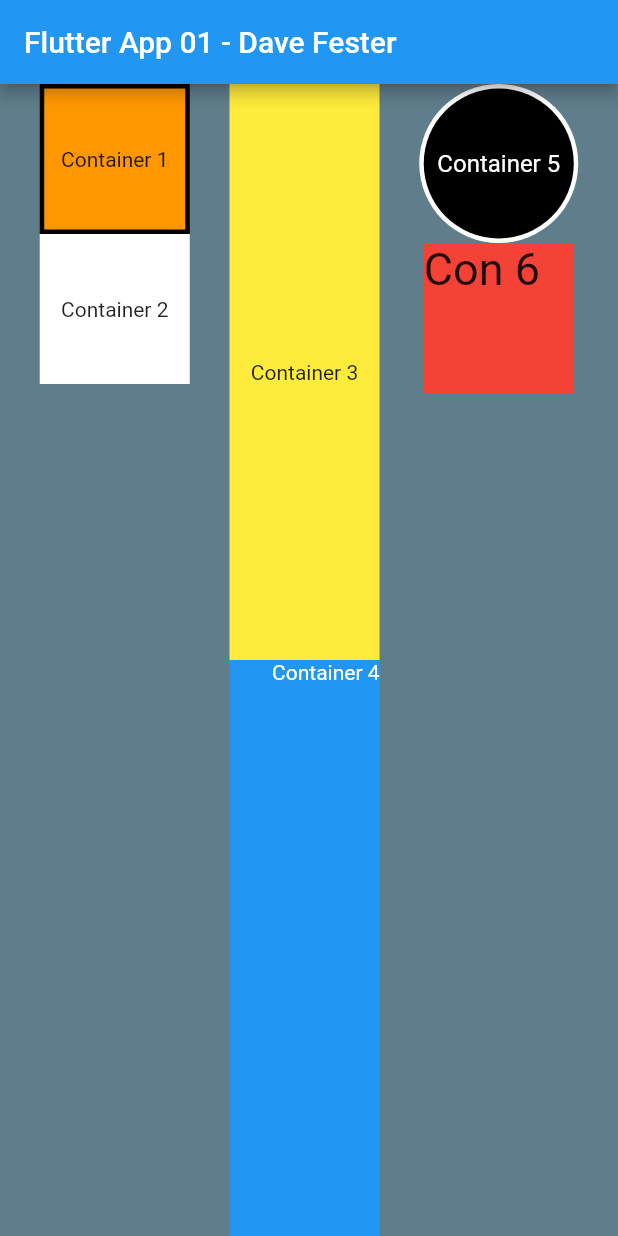
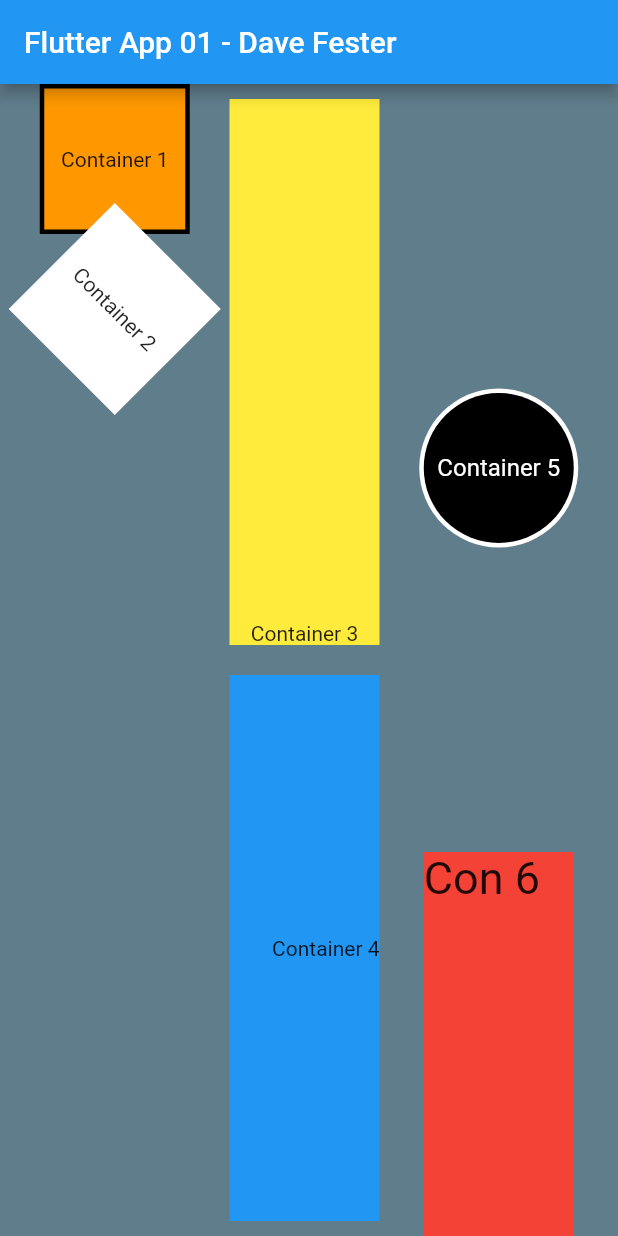
Before and after one commit to davefester/flutterapp01_davefester, a Flutter app: the screen it shows after launch, on a phone screen of 412 x 824 dp. Run offline on Flutter 3.47's test engine with Material 2 defaults, Android fonts, the phone set to English and light mode, and no system bars.

Commit message:
Fixed Text Alignment, Flexed Column3

```diff
--- a/lib/main.dart
+++ b/lib/main.dart
@@ -1,4 +1,5 @@
 import 'package:flutter/material.dart';
+import 'dart:math';
 
 void main() {
   runApp(MyApp());
@@ -8,6 +9,12 @@ class MyApp extends StatelessWidget {
   // This widget is the root of your application.
   @override
   Widget build(BuildContext context) {
+    var text = Text(
+                      "Con 6",
+                      style: TextStyle(
+                        fontSize: 30,
+                      ),
+                    );
     return MaterialApp(
       title: 'Flutter App 01 - Dave Fester',
       theme: ThemeData(
@@ -52,7 +59,9 @@ class MyApp extends StatelessWidget {
                     ) ,
                   ),
                 ),
-                Container(
+                Transform.rotate(
+                  angle: pi/4,
+                  child: Container(
                     height: 100.0,
                     width: 100.0,
                     decoration: BoxDecoration(
@@ -65,43 +74,54 @@ class MyApp extends StatelessWidget {
                         ) ,
                       ),
                     ),
-              ],
+                  ),
+                ]
               ),
             Column(
               children: <Widget>[
                 Expanded(
-                child: Container(
+                  child: Padding(padding: EdgeInsets.fromLTRB(0, 10, 0, 10),
+                    child:
+                    Container(
                       height: 100.0,
                       width: 100.0,
                       decoration: BoxDecoration(
                         color: Colors.yellow
                       ),
-                  child: Center(
+                      child: Align(
+                        alignment: Alignment.bottomCenter,
                         child: Text(
                           "Container 3",
                         ) ,
                       ),
                     ),
                   ),
+                ),
                 Expanded(
+                  child: Padding(padding: EdgeInsets.fromLTRB(0, 10, 0, 10),
                     child: Container(
                       height: 100.0,
                       width: 100.0,
                       decoration: BoxDecoration(
                         color: Colors.blue
                       ),
+                      child: Align(
+                        alignment: Alignment.centerRight,
                         child: Text(
                           "Container 4",
-                    style: TextStyle(color: Colors.white),
-                    textAlign: TextAlign.right,
+                        ),
+                      ),
                     ),
                   ),
                 ),
               ]
             ),
             Column(
+              //mainAxisAlignment: MainAxisAlignment.spaceEvenly,
               children: <Widget>[
-              Container(
+                Expanded(
+                  flex: 2,
+                  child: Container(
                     child: CircleAvatar(
                     radius: 50,
                     backgroundColor: Colors.black,
@@ -116,24 +136,21 @@ class MyApp extends StatelessWidget {
                       shape: BoxShape.circle,
                     ),
                   ),
-              Container(
+                ),
+                Expanded(
+                  child: Container(
                     height: 100.0,
                     width: 100.0,
                     decoration: BoxDecoration(
                       color: Colors.red
                     ),
-                  child: Text(
-                    "Con 6",
-                    style: TextStyle(
-                      fontSize: 30,
+                    child: text ,
                   ),
-                  ) ,
                 ),
               ],
             ),
           ],
         ),
-
       )
     );
   }
```
Lines whose indentation alone changed are shown as unchanged.
